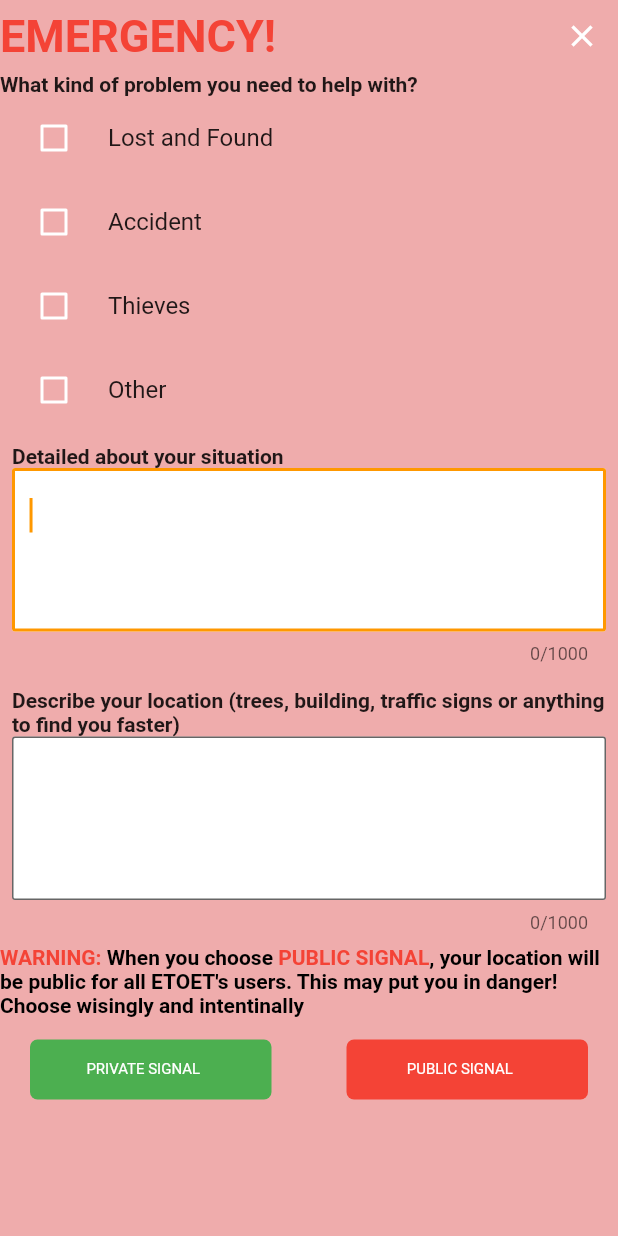
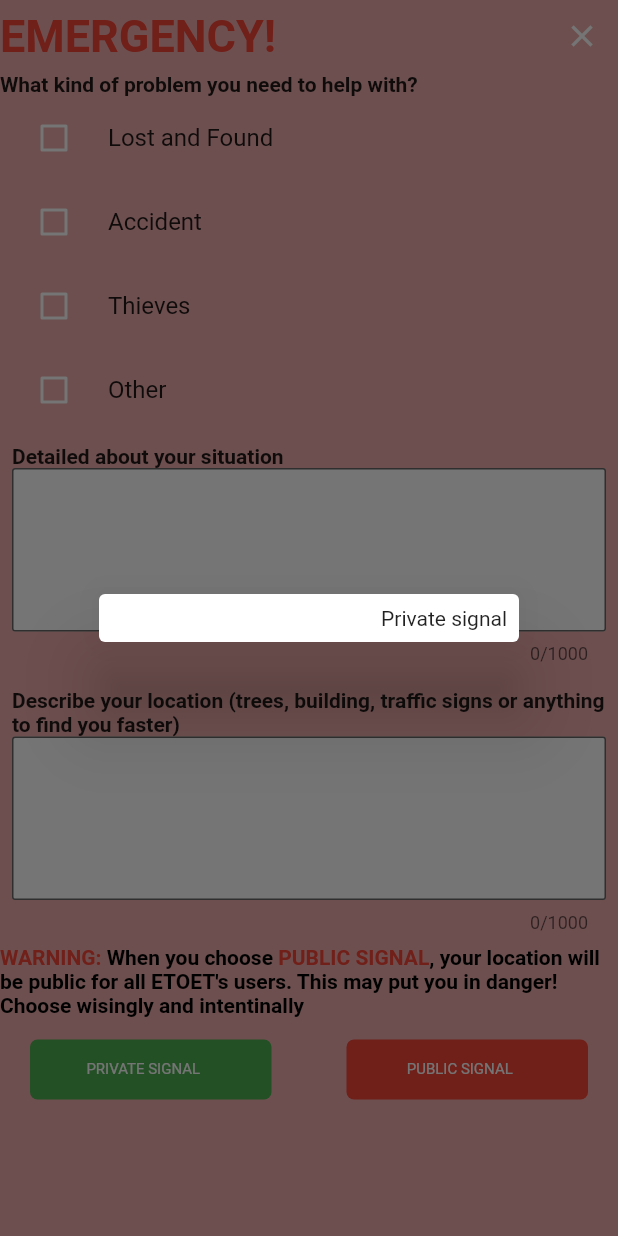
Before and after one commit to HuMiTriet/VGU-Eureka, a Flutter app: the SOSView screen opened by its route, after a tap on "PRIVATE SIGNAL", on a phone screen of 412 x 824 dp. Run offline on Flutter 3.47's test engine with Material 2 defaults, Android fonts, the phone set to English and light mode, and no system bars; our stand-ins replace cloud_firestore, firebase_auth, firebase_core, firebase_database, firebase_messaging, firebase_storage and 8 more; missing offline and left inert: cloud_firestore_web, firebase_analytics_web, firebase_auth_platform_interface, firebase_auth_web, firebase_core_web, firebase_database_web and 10 more; accounts and stored records are empty.

Commit message:
Add onTap to private/public button

```diff
--- a/lib/views/signal/SOS_view.dart
+++ b/lib/views/signal/SOS_view.dart
@@ -1,3 +1,5 @@
+import 'dart:developer';
+
 import 'package:flutter/material.dart';
 
 class SOSView extends StatefulWidget {
@@ -43,7 +45,12 @@ class _SOSViewState extends State<SOSView> {
               Theme(
                 data: ThemeData(unselectedWidgetColor: Colors.white),
                 child: CheckBoxList(
-                  children: const ['Lost and Found', 'Accident', 'Thieves', 'Other'],
+                  children: const [
+                    'Lost and Found',
+                    'Accident',
+                    'Thieves',
+                    'Other'
+                  ],
                 ),
               ),
               Padding(
@@ -139,20 +146,35 @@ class _SOSViewState extends State<SOSView> {
       );
 
   Widget buildButtons() => Row(
-        children: const [
+        children: [
           Expanded(
             child: _Buttons(
               color: Colors.green,
               text: 'PRIVATE SIGNAL',
+              onTap: () {
+                showDialog(
+                    context: context,
+                    builder: (context) => const AlertDialog(
+                          actions: [Text('Private signal')],
+                        ));
+              },
             ),
           ),
-          SizedBox(
+          const SizedBox(
             width: 10,
           ),
           Expanded(
             child: _Buttons(
               color: Colors.red,
               text: 'PUBLIC SIGNAL',
+              onTap: () {
+                showDialog(
+                  context: context,
+                  builder: (context) => const AlertDialog(
+                    actions: [Text('Public signal')],
+                  ),
+                );
+              },
             ),
           ),
         ],
@@ -162,10 +184,12 @@ class _SOSViewState extends State<SOSView> {
 class _Buttons extends StatelessWidget {
   final Color color;
   final String text;
+  final void Function() onTap;
 
   const _Buttons({
     required this.color,
     required this.text,
+    required this.onTap,
   });
 
   @override
@@ -173,7 +197,7 @@ class _Buttons extends StatelessWidget {
     return Padding(
       padding: const EdgeInsets.symmetric(horizontal: 20.0),
       child: GestureDetector(
-        onTap: () {},
+        onTap: onTap,
         child: Container(
           alignment: Alignment.center,
           constraints: const BoxConstraints.tightForFinite(
```
